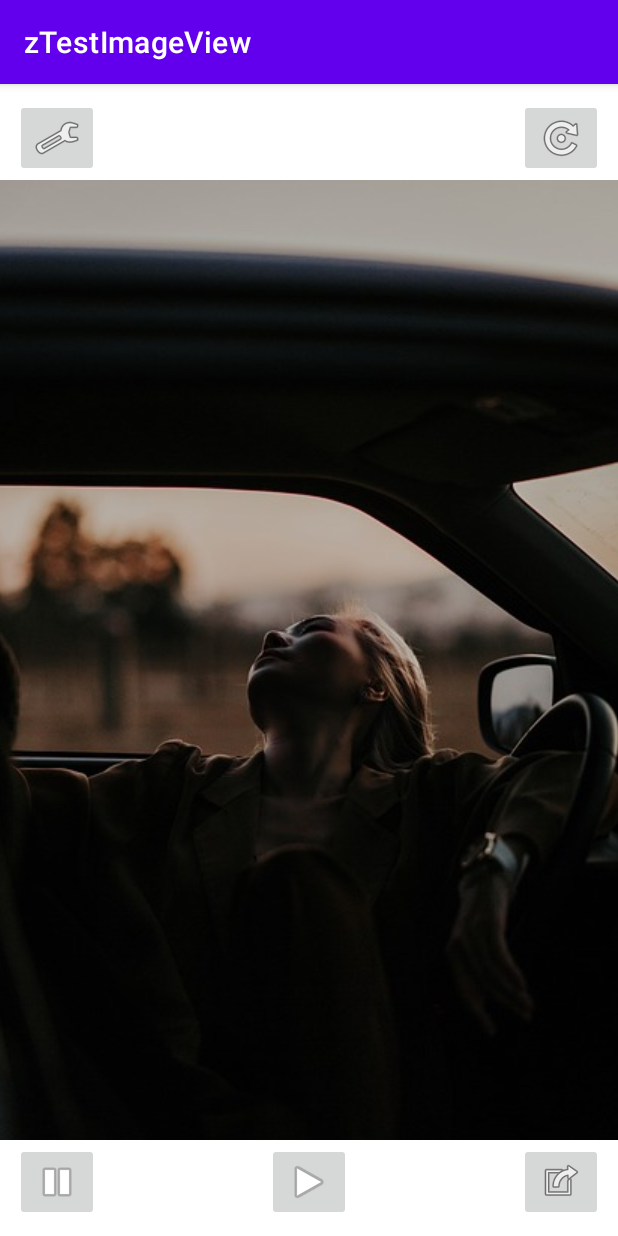
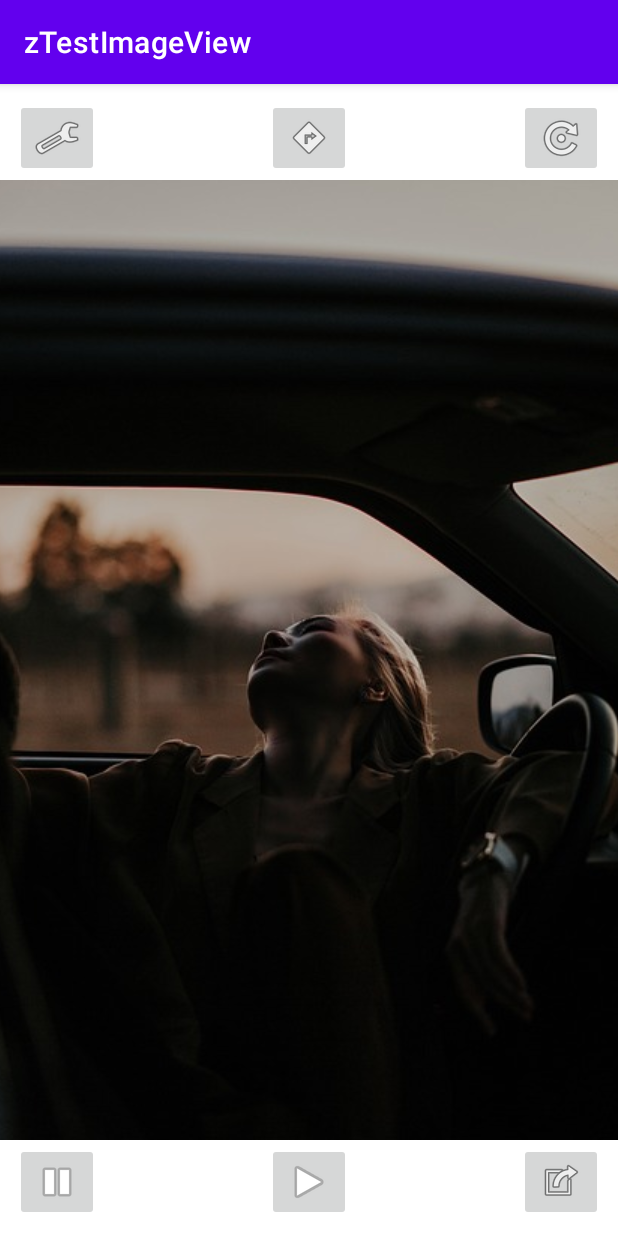
Before and after one commit to jeromepierrot/zTestImageView, an Android app: the screen it shows after launch (MainActivity), on a phone screen of 412 x 824 dp. Run offline under Robolectric (Android 15) with nearby library versions, the phone set to English and light mode, and no system bars.

Commit message:
+add 1 filter and 2 rotate buttons (for X, Y and Z axis) on top of main activity # change onClick() and onLongOnclick behavior (for picture button purposes)

```diff
--- a/app/src/main/res/layout/activity_main.xml
+++ b/app/src/main/res/layout/activity_main.xml
@@ -13,8 +13,11 @@
         android:layout_width="wrap_content"
         android:layout_height="wrap_content"
         android:layout_gravity="center"
+        android:contentDescription="@string/picture"
+        android:rotation="0"
+        android:rotationX="0"
+        android:rotationY="0"
         android:scaleType="centerCrop"
-        android:contentDescription="@string/picture"
         app:srcCompat="@drawable/womanauto_640" />
 
     <ImageButton
@@ -37,6 +40,16 @@
         android:contentDescription="@string/color_picture_button"
         android:minHeight="48dp"
         app:srcCompat="@android:drawable/ic_menu_manage" />
+
+    <ImageButton
+        android:id="@+id/rotateXyButton"
+        android:layout_width="wrap_content"
+        android:layout_height="wrap_content"
+        android:layout_gravity="top|center"
+        android:layout_margin="10dp"
+        android:contentDescription="@string/rotate_axis_picture_button"
+        android:minHeight="48dp"
+        app:srcCompat="@android:drawable/ic_menu_directions" />
 
     <ImageButton
         android:id="@+id/rotateButton"
--- a/app/src/main/res/values/strings.xml
+++ b/app/src/main/res/values/strings.xml
@@ -6,4 +6,5 @@
     <string name="change_picture_button">Change Picture button</string>
     <string name="picture">Picture</string>
     <string name="color_picture_button">color_picture_button</string>
+    <string name="rotate_axis_picture_button">Rotate XY axis picture button</string>
 </resources>
```
Also changed, not shown: app/src/main/java/com/stonewater/ztestimageview/MainActivity.kt (+30 -4 lines).
